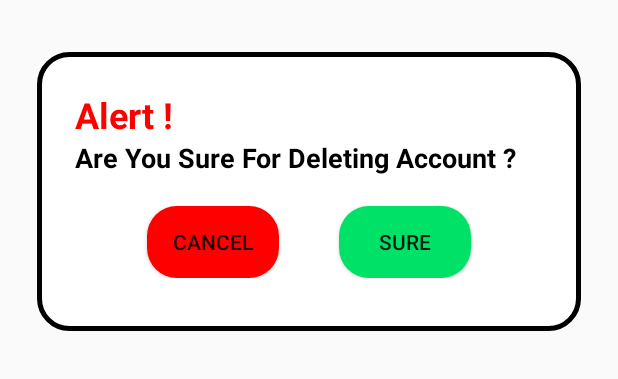
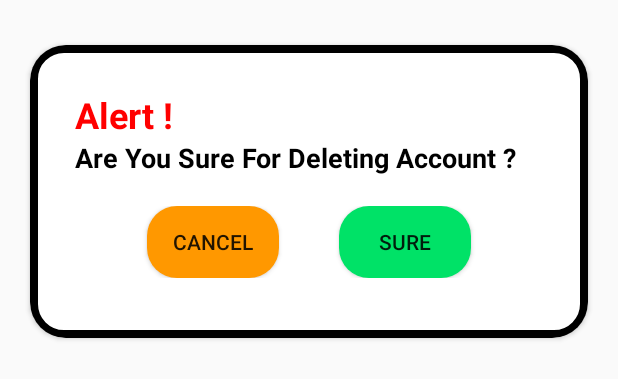
Before and after one commit to MuhamedElockly/Share_Location_Android_App, an Android app: the layout delete_dialoge.xml on its own in the app's theme, with its tools: preview values and no code run, on a phone screen of 412 x 824 dp. Shown: the top 379 px of the screen. Run offline under Robolectric (Android 15) with nearby library versions, the phone set to English and light mode, and no system bars; Roboto replaces fonts that are not available here.

Commit message:
edit add room custom design

```diff
--- a/app/src/main/res/drawable/cancel_button.xml
+++ b/app/src/main/res/drawable/cancel_button.xml
@@ -3,7 +3,7 @@
     <item>
         <shape android:shape="rectangle">
             <corners android:radius="20dp" />
-            <solid android:color="#FF0000" />
+            <solid android:color="#FF9800" />
 
         </shape>
     </item>
--- a/app/src/main/res/drawable/delete_confirmation_dialoge.xml
+++ b/app/src/main/res/drawable/delete_confirmation_dialoge.xml
@@ -1,16 +1,13 @@
 <?xml version="1.0" encoding="utf-8"?>
 <inset xmlns:android="http://schemas.android.com/apk/res/android"
-    android:insetLeft="5dp"
-    android:insetTop="5dp"
-    android:insetRight="5dp"
-
-    android:insetBottom="5dp">
+ >
 
     <shape android:shape="rectangle">
         <corners android:radius="20dp"/>
         <solid android:color="@color/white"/>
 
-        <stroke android:width="3dp" android:color="@color/black"/>
+        <stroke android:width="5dp" android:color="@color/black"
+          />
 
     </shape>
 
--- a/app/src/main/res/layout/add_room.xml
+++ b/app/src/main/res/layout/add_room.xml
@@ -1,7 +1,5 @@
 <?xml version="1.0" encoding="utf-8"?>
 <androidx.constraintlayout.widget.ConstraintLayout xmlns:android="http://schemas.android.com/apk/res/android"
-    xmlns:app="http://schemas.android.com/apk/res-auto"
-    xmlns:tools="http://schemas.android.com/tools"
     android:layout_width="match_parent"
     android:layout_height="match_parent">
 
@@ -57,13 +55,13 @@
                     android:layout_width="match_parent"
                     android:layout_height="60sp"
                     android:layout_margin="20dp"
+                    android:background="@drawable/input_text"
                     android:ems="10"
                     android:gravity="center"
                     android:hint="Name Of Room"
                     android:inputType="textPersonName"
                     android:padding="10dp"
                     android:textSize="24sp"
-                    android:background="@drawable/input_text"
                     android:textStyle="normal|bold" />
 
                 <EditText
@@ -71,13 +69,13 @@
                     android:layout_width="match_parent"
                     android:layout_height="60sp"
                     android:layout_margin="20dp"
+                    android:background="@drawable/input_text"
                     android:ems="10"
                     android:gravity="center"
                     android:hint="Room Capacity"
                     android:inputType="number"
                     android:padding="10dp"
                     android:textSize="24sp"
-                    android:background="@drawable/input_text"
                     android:textStyle="bold" />
             </LinearLayout>
 
@@ -99,8 +97,8 @@
                     android:layout_width="match_parent"
                     android:layout_height="wrap_content"
                     android:layout_margin="20dp"
+                    android:background="@drawable/cancel_button"
                     android:padding="10dp"
-                    android:background="@drawable/cancel_button"
                     android:text="Cancel" />
             </LinearLayout>
 
@@ -115,8 +113,8 @@
                     android:layout_width="match_parent"
                     android:layout_height="wrap_content"
                     android:layout_margin="20dp"
+                    android:background="@drawable/confirm_button"
                     android:padding="10dp"
-                    android:background="@drawable/confirm_button"
                     android:text="Apply" />
             </LinearLayout>
         </LinearLayout>
--- a/app/src/main/res/layout/delete_dialoge.xml
+++ b/app/src/main/res/layout/delete_dialoge.xml
@@ -1,14 +1,25 @@
 <?xml version="1.0" encoding="utf-8"?>
 <RelativeLayout xmlns:android="http://schemas.android.com/apk/res/android"
     android:layout_width="match_parent"
-    android:layout_height="match_parent">
+    android:layout_height="match_parent"
+    xmlns:app="http://schemas.android.com/apk/res-auto">
+
+    <androidx.cardview.widget.CardView
+        android:layout_width="match_parent"
+        android:layout_height="wrap_content"
+        app:cardCornerRadius="24dp"
+
+        android:elevation="50dp"
+
+        android:layout_marginLeft="20dp"
+        android:layout_marginTop="30dp"
+        android:layout_marginRight="20dp"
+        >
 
         <LinearLayout
             android:layout_width="match_parent"
             android:layout_height="wrap_content"
-        android:layout_marginLeft="20dp"
-        android:layout_marginTop="30dp"
-        android:layout_marginRight="20dp"
+
             android:background="@drawable/delete_confirmation_dialoge"
             android:orientation="vertical"
             android:padding="20dp"
@@ -69,4 +80,5 @@
                     android:text="Sure" />
             </LinearLayout>
         </LinearLayout>
+    </androidx.cardview.widget.CardView>
 </RelativeLayout>
```
Lines whose indentation alone changed are shown as unchanged.
